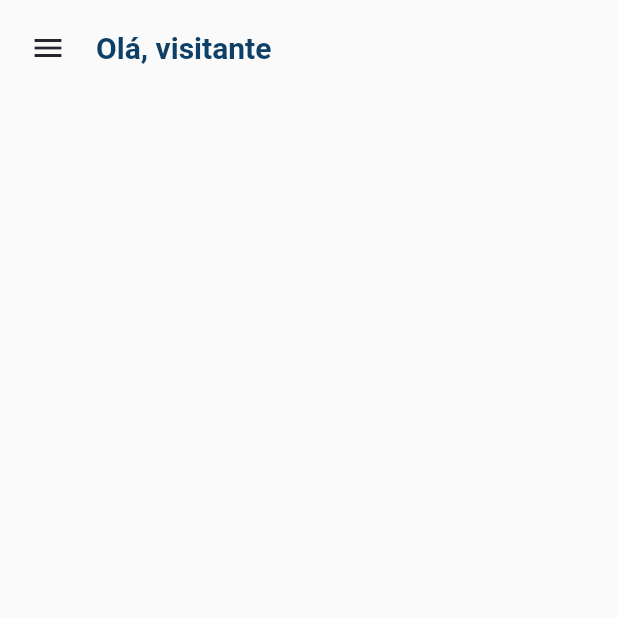
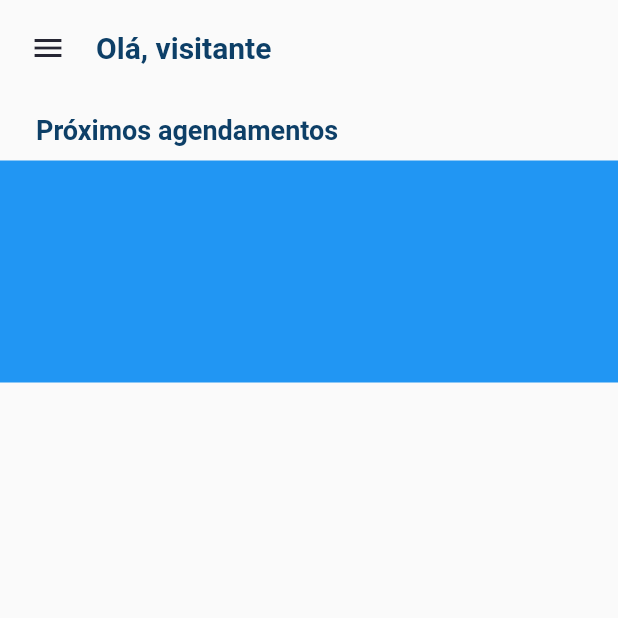
Before and after one commit to BrenoItalo16/agendai, a Flutter app: the HomePage screen opened by its route, after a tap on the "menu" icon, on a phone screen of 412 x 824 dp, the top half of it. Run offline on Flutter 3.47's test engine with Material 2 defaults, Android fonts, the phone set to English and light mode, and no system bars; our stand-ins replace bloc, brasil_fields, device_preview, dio, email_validator, equatable and 19 more; missing offline and left inert: store_redirect; accounts and stored records are empty; network calls fail.

Commit message:
Next apointments

```diff
--- a/lib/core/di/di.dart
+++ b/lib/core/di/di.dart
@@ -11,6 +11,8 @@ import 'package:agendai/core/helpers/token_interceptor.dart';
 import 'package:agendai/features/auth/data/auth_datasource.dart';
 import 'package:agendai/features/auth/data/auth_repository.dart';
 import 'package:agendai/features/auth/data/session/cubit/session_cubit.dart';
+import 'package:agendai/features/scheduling/data/scheduling_datasource.dart';
+import 'package:agendai/features/scheduling/data/scheduling_repository.dart';
 import 'package:dio/dio.dart';
 import 'package:firebase_crashlytics/firebase_crashlytics.dart';
 import 'package:firebase_messaging/firebase_messaging.dart';
@@ -53,6 +55,9 @@ Future<void> configureDependencies(FlavorConfig config) async {
   getIt.registerFactory<AuthDatasource>(() => RemoteAuthDatasource(getIt()));
   getIt.registerLazySingleton(() => AuthRepository(getIt(), getIt()));
 
+  getIt.registerFactory(() => SchedulingDatasource(getIt()));
+  getIt.registerLazySingleton(() => SchedulingRepository(getIt()));
+
   getIt.registerLazySingleton(() => FirebaseCrashlytics.instance);
   getIt.registerSingleton(AppCrashlytics(getIt()));
 
--- a/lib/core/theme/app_theme.dart
+++ b/lib/core/theme/app_theme.dart
@@ -12,6 +12,18 @@ class AppTheme {
   final grey700 = const Color(0xffDDDDDD);
   final shadow = const Color(0xff0D3F67);
   final txtColor = const Color(0xff0D3F67);
+
+  // Body and title
+  late final body13 = TextStyle(
+    fontSize: 13,
+    color: txtColor,
+  );
+
+  late final body13Bold = TextStyle(
+    fontSize: 13,
+    color: txtColor,
+    fontWeight: FontWeight.bold,
+  );
 
   // Body and title
   late final title16 = TextStyle(
@@ -35,6 +47,17 @@ class AppTheme {
     fontSize: 16,
     color: txtColor,
     fontWeight: FontWeight.bold,
+  );
+
+  late final body18Bold = TextStyle(
+    fontSize: 18,
+    color: txtColor,
+    fontWeight: FontWeight.bold,
+  );
+
+  late final body18 = TextStyle(
+    fontSize: 18,
+    color: txtColor,
   );
 
   late final heading20 = TextStyle(
--- a/lib/features/home/pages/home/home_page.dart
+++ b/lib/features/home/pages/home/home_page.dart
@@ -1,7 +1,6 @@
-import 'package:agendai/core/theme/app_theme.dart';
-import 'package:agendai/features/auth/data/session/cubit/session_cubit.dart';
+import 'package:agendai/features/home/pages/home/sections/home_header_section.dart';
+import 'package:agendai/features/home/pages/home/sections/next_schedules/home_next_schedules_section.dart';
 import 'package:flutter/material.dart';
-import 'package:flutter_bloc/flutter_bloc.dart';
 
 class HomePage extends StatefulWidget {
   const HomePage({super.key});
@@ -13,32 +12,15 @@ class HomePage extends StatefulWidget {
 class _HomePageState extends State<HomePage> {
   @override
   Widget build(BuildContext context) {
-    final AppTheme t = context.watch();
     return Scaffold(
       body: Column(
         children: [
-          SafeArea(
-            bottom: false,
-            child: Padding(
-              padding: const EdgeInsets.symmetric(horizontal: 8, vertical: 8),
-              child: Row(
-                crossAxisAlignment: CrossAxisAlignment.center,
-                children: [
-                  IconButton(
-                    onPressed: context.read<SessionCubit>().logout,
-                    icon: Icon(Icons.menu, color: t.black),
-                  ),
-                  const SizedBox(width: 8),
-                  BlocBuilder<SessionCubit, SessionState>(
-                    builder: (context, state) {
-                      return Text(
-                        'Olá, ${state.loggedUser?.fullname ?? 'visitante'}',
-                        style: t.heading20Bold,
-                      );
-                    },
-                  ),
-                ],
-              ),
+          const HomeHeaderSection(),
+          Expanded(
+            child: ListView(
+              children: const [
+                HomeNextSchedulesSection(),
+              ],
             ),
           ),
         ],
--- /dev/null
+++ b/lib/features/home/pages/home/sections/home_header_section.dart
@@ -0,0 +1,46 @@
+import 'package:agendai/core/theme/app_theme.dart';
+import 'package:agendai/features/auth/data/session/cubit/session_cubit.dart';
+import 'package:flutter/material.dart';
+import 'package:flutter_bloc/flutter_bloc.dart';
+
+class HomeHeaderSection extends StatelessWidget {
+  const HomeHeaderSection({super.key});
+
+  @override
+  Widget build(BuildContext context) {
+    final AppTheme t = context.watch();
+    return SafeArea(
+      bottom: false,
+      child: Padding(
+        padding: const EdgeInsets.symmetric(horizontal: 8, vertical: 8),
+        child: Row(
+          crossAxisAlignment: CrossAxisAlignment.center,
+          children: [
+            IconButton(
+              onPressed: () {
+                final sessionCubit = context.read<SessionCubit>();
+                if (sessionCubit.state.loggedUser != null) {
+                  sessionCubit.logout();
+                } else {
+                  sessionCubit.login(
+                      email: 'email aqui', password: 'senha aqui');
+                }
+              },
+              // onPressed: context.read<SessionCubit>().logout,
+              icon: Icon(Icons.menu, color: t.black),
+            ),
+            const SizedBox(width: 8),
+            BlocBuilder<SessionCubit, SessionState>(
+              builder: (context, state) {
+                return Text(
+                  'Olá, ${state.loggedUser?.fullname ?? 'visitante'}',
+                  style: t.heading20Bold,
+                );
+              },
+            ),
+          ],
+        ),
+      ),
+    );
+  }
+}
--- /dev/null
+++ b/lib/features/home/pages/home/sections/next_schedules/home_next_schedules_cubit.dart
@@ -0,0 +1,38 @@
+import 'package:agendai/core/di/di.dart';
+import 'package:agendai/core/helpers/result.dart';
+import 'package:agendai/features/scheduling/data/scheduling_repository.dart';
+import 'package:agendai/features/scheduling/models/scheduling.dart';
+import 'package:bloc/bloc.dart';
+import 'package:equatable/equatable.dart';
+
+part 'home_next_schedules_state.dart';
+
+class HomeNextSchedulesCubit extends Cubit<HomeNextSchedulesState> {
+  HomeNextSchedulesCubit({SchedulingRepository? repository})
+      : _repository = repository ?? getIt(),
+        super(const HomeNextSchedulesState.empty());
+
+  final SchedulingRepository _repository;
+
+  Future<void> loadSchedulings() async {
+    emit(state.copyWith(status: HomeNextSchedulesStatus.loading));
+    final result = await _repository.getUserSchedules();
+    (switch (result) {
+      Success(:final object) => emit(
+          state.copyWith(
+            status: HomeNextSchedulesStatus.success,
+            schedulings: object,
+          ),
+        ),
+      Failure() => emit(
+          state.copyWith(
+            status: HomeNextSchedulesStatus.error,
+          ),
+        ),
+    });
+  }
+
+  void setUserNotLoggedIn() {
+    emit(state.copyWith(status: HomeNextSchedulesStatus.notLoggedIn));
+  }
+}
--- /dev/null
+++ b/lib/features/home/pages/home/sections/next_schedules/home_next_schedules_section.dart
@@ -0,0 +1,115 @@
+import 'package:agendai/core/theme/app_theme.dart';
+import 'package:agendai/core/widgets/app_card.dart';
+import 'package:agendai/core/widgets/app_skeleton.dart';
+import 'package:agendai/features/auth/data/session/cubit/session_cubit.dart';
+import 'package:agendai/features/home/pages/home/sections/next_schedules/home_next_schedules_cubit.dart';
+import 'package:agendai/features/home/pages/home/sections/next_schedules/widgets/home_next_schedule_item.dart';
+import 'package:flutter/material.dart';
+import 'package:flutter_bloc/flutter_bloc.dart';
+
+class HomeNextSchedulesSection extends StatefulWidget {
+  const HomeNextSchedulesSection({super.key});
+
+  @override
+  State<HomeNextSchedulesSection> createState() =>
+      _HomeNextSchedulesSectionState();
+}
+
+class _HomeNextSchedulesSectionState extends State<HomeNextSchedulesSection> {
+  final HomeNextSchedulesCubit cubit = HomeNextSchedulesCubit();
+
+  @override
+  void initState() {
+    super.initState();
+
+    final SessionCubit sessionCubit = context.read();
+    loadingSchedulings(sessionCubit.state.loggedUser != null);
+  }
+
+  void loadingSchedulings(bool isLoggedIn) {
+    if (isLoggedIn) {
+      cubit.loadSchedulings();
+    } else {
+      cubit.setUserNotLoggedIn();
+    }
+  }
+
+  @override
+  Widget build(BuildContext context) {
+    AppTheme t = context.watch();
+
+    return BlocListener<SessionCubit, SessionState>(
+      listener: (context, state) {
+        loadingSchedulings(state.loggedUser != null);
+        if (state.loggedUser != null) {
+          cubit.loadSchedulings();
+        } else {
+          cubit.setUserNotLoggedIn();
+        }
+      },
+      child: BlocProvider.value(
+        value: cubit,
+        child: Padding(
+          padding: const EdgeInsets.symmetric(vertical: 12),
+          child: Column(
+            crossAxisAlignment: CrossAxisAlignment.start,
+            children: [
+              Padding(
+                padding: const EdgeInsets.symmetric(horizontal: 24),
+                child: Text(
+                  'Próximos agendamentos',
+                  style: t.body18Bold,
+                ),
+              ),
+              const SizedBox(height: 10),
+              SizedBox(
+                height: 120 * MediaQuery.textScaleFactorOf(context) + 28,
+                child:
+                    BlocBuilder<HomeNextSchedulesCubit, HomeNextSchedulesState>(
+                  builder: (context, state) {
+                    return switch (state.status) {
+                      HomeNextSchedulesStatus.loading => AppSkeleton(
+                          child: OverflowBox(
+                            maxWidth: 600,
+                            alignment: Alignment.bottomLeft,
+                            child: Row(
+                              children: [
+                                const SizedBox(width: 24),
+                                AppCard(width: 270, child: Container()),
+                                const SizedBox(width: 16),
+                                AppCard(width: 270, child: Container()),
+                              ],
+                            ),
+                          ),
+                        ),
+                      HomeNextSchedulesStatus.notLoggedIn => Container(
+                          color: Colors.blue,
+                        ),
+                      HomeNextSchedulesStatus.error => Container(
+                          color: Colors.amberAccent,
+                        ),
+                      HomeNextSchedulesStatus.success => ListView.separated(
+                          padding: const EdgeInsets.symmetric(horizontal: 20),
+                          scrollDirection: Axis.horizontal,
+                          separatorBuilder: (_, i) => const SizedBox(width: 16),
+                          itemCount: state.schedulings!.length,
+                          itemBuilder: (_, i) => SizedBox(
+                            width: state.schedulings!.length == 1
+                                ? MediaQuery.sizeOf(context).width - 48
+                                : 270,
+                            child: HomeNextScheduleItem(
+                              scheduling: state.schedulings![i],
+                            ),
+                          ),
+                        ),
+                    };
+                  },
+                ),
+              ),
+            ],
+          ),
+        ),
+      ),
+    );
+  }
+}
--- /dev/null
+++ b/lib/features/home/pages/home/sections/next_schedules/home_next_schedules_state.dart
@@ -0,0 +1,30 @@
+part of 'home_next_schedules_cubit.dart';
+
+enum HomeNextSchedulesStatus { notLoggedIn, loading, success, error }
+
+class HomeNextSchedulesState extends Equatable {
+  const HomeNextSchedulesState({
+    required this.status,
+    required this.schedulings,
+  });
+
+  const HomeNextSchedulesState.empty()
+      : schedulings = null,
+        status = HomeNextSchedulesStatus.loading;
+
+  final List<Scheduling>? schedulings;
+  final HomeNextSchedulesStatus status;
+
+  @override
+  List<Object?> get props => [schedulings, status];
+
+  HomeNextSchedulesState copyWith({
+    List<Scheduling>? schedulings,
+    HomeNextSchedulesStatus? status,
+  }) {
+    return HomeNextSchedulesState(
+      schedulings: schedulings ?? this.schedulings,
+      status: status ?? this.status,
+    );
+  }
+}
--- /dev/null
+++ b/lib/features/scheduling/data/scheduling_repository.dart
@@ -0,0 +1,13 @@
+import 'package:agendai/core/helpers/result.dart';
+import 'package:agendai/features/scheduling/data/scheduling_datasource.dart';
+import 'package:agendai/features/scheduling/models/scheduling.dart';
+
+class SchedulingRepository {
+  SchedulingRepository(this._datasource);
+
+  final SchedulingDatasource _datasource;
+
+  Future<Result<void, List<Scheduling>>> getUserSchedules() {
+    return _datasource.getUserSchedules();
+  }
+}
--- /dev/null
+++ b/lib/features/scheduling/models/scheduling.dart
@@ -0,0 +1,29 @@
+import 'package:agendai/features/professional/models/professional.dart';
+import 'package:agendai/features/professional/models/service.dart';
+
+class Scheduling {
+  final String id;
+  final DateTime startDate;
+  final DateTime endDate;
+  final Professional professional;
+  final List<Service> services;
+
+  const Scheduling({
+    required this.id,
+    required this.startDate,
+    required this.endDate,
+    required this.professional,
+    required this.services,
+  });
+
+  factory Scheduling.fromMap(Map<String, dynamic> map) {
+    return Scheduling(
+      id: map['id'] as String,
+      startDate: DateTime.parse(map['startDate']),
+      endDate: DateTime.parse(map['endDate']),
+      professional: Professional.fromJson(map['professional']),
+      services:
+          map['services'].map<Service>((s) => Service.fromJson(s)).toList(),
+    );
+  }
+}
--- a/pubspec.yaml
+++ b/pubspec.yaml
@@ -62,6 +62,10 @@ dependencies:
   formz: ^0.6.0
   email_validator: ^2.1.16
   loading_animation_widget: ^1.2.0+4
+  shimmer: ^3.0.0
+  intl:
+  flutter_localizations:
+    sdk: flutter
 
 dev_dependencies:
   bloc_test: ^9.1.3
```
Also changed, not shown: lib/app.dart (+10 -0 lines), lib/core/widgets/app_card.dart (added, +47 -0 lines), lib/core/widgets/app_skeleton.dart (added, +29 -0 lines), lib/features/home/pages/home/sections/next_schedules/widgets/home_next_schedule_item.dart (added, +71 -0 lines), lib/features/professional/models/professional.dart (added, +16 -0 lines), lib/features/professional/models/service.dart (added, +15 -0 lines), lib/features/scheduling/data/scheduling_datasource.dart (added, +19 -0 lines), pubspec.lock.
